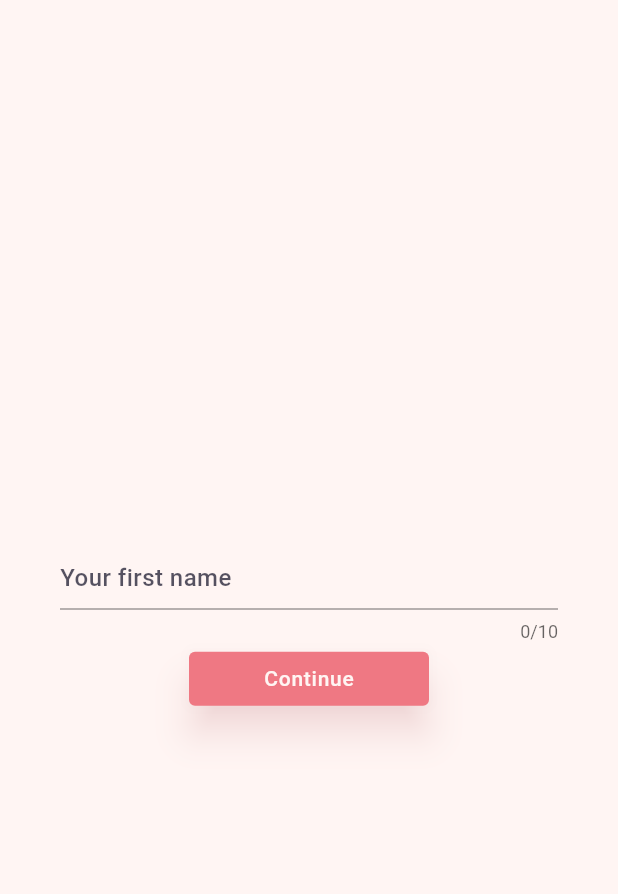
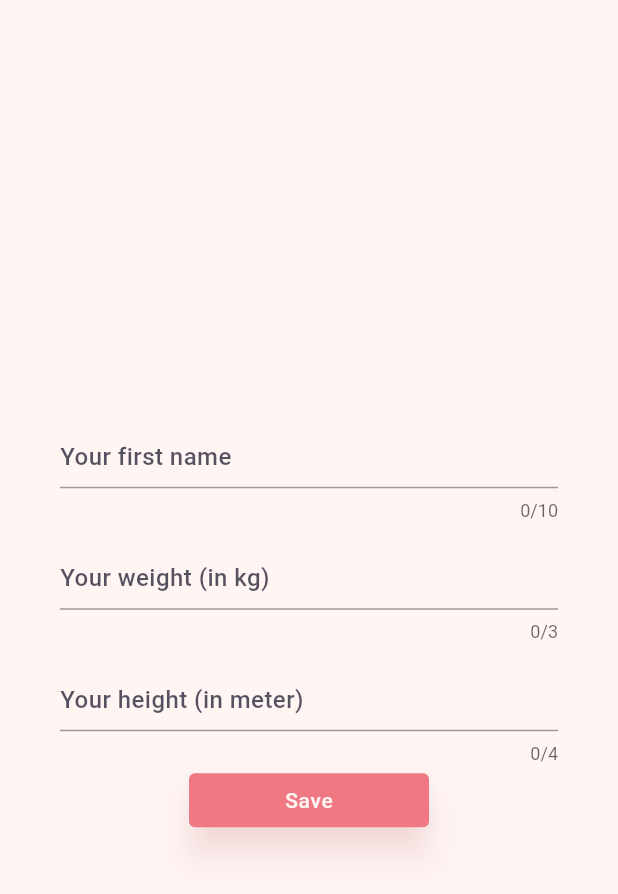
Before and after one commit to bibekkakati/petra-flutter, a Flutter app: the screen it shows after launch, on a phone screen of 412 x 824 dp. Shown: the top 894 px of the screen. Run offline on Flutter 3.47's test engine with Material 2 defaults, Android fonts, the light colour scheme and no system bars; our stand-ins replace flutter_local_notifications, flutter_secure_storage, sqflite, table_calendar, webview_flutter; missing offline and left inert: carousel_select_widget, dart:ffi; accounts and stored records are empty.

Commit message:
Profile Section Added

```diff
--- a/lib/screens/NameInputPage.dart
+++ /dev/null
@@ -1,78 +0,0 @@
-import 'package:flutter/material.dart';
-import 'package:petra/helpers/LocalStorage.dart';
-import 'package:petra/screens/HomePage.dart';
-import 'package:petra/widgets/Button.dart';
-import 'package:petra/widgets/MessageBar.dart';
-
-class NameInputPage extends StatefulWidget {
-  @override
-  _NameInputPageState createState() => _NameInputPageState();
-}
-
-class _NameInputPageState extends State<NameInputPage> {
-  String _title;
-
-  LocalStorage _localStorage = LocalStorage();
-
-  void _dismissKeyboard() {
-    FocusScope.of(context).requestFocus(FocusNode());
-  }
-
-  void _navigateToHomePage() {
-    Navigator.pushReplacement(
-        context, MaterialPageRoute(builder: (context) => Homepage()));
-  }
-
-  void _saveCycle() async {
-    if (this._title != null) {
-      this._title = this._title.trim();
-    }
-    if (this._title == null || this._title == "" || this._title == " ") {
-      showMessageBar(context, "Your first name is required.", error: true);
-    } else {
-      this._dismissKeyboard();
-      await this._localStorage.set("name", this._title);
-      this._navigateToHomePage();
-    }
-  }
-
-  void _onTitleChange(String value) {
-    if (value.length <= 20) {
-      this._title = value;
-    }
-  }
-
-  @override
-  Widget build(BuildContext context) {
-    return Scaffold(
-      backgroundColor: Theme.of(context).backgroundColor,
-      body: SafeArea(
-        child: Padding(
-          padding: const EdgeInsets.all(40.0),
-          child: Column(
-            mainAxisAlignment: MainAxisAlignment.center,
-            crossAxisAlignment: CrossAxisAlignment.center,
-            children: [
-              TextField(
-                keyboardType: TextInputType.text,
-                maxLength: 10,
-                maxLines: 1,
-                autofocus: false,
-                decoration: InputDecoration(
-                  labelText: 'Your first name',
-                  labelStyle: Theme.of(context).textTheme.bodyText1,
-                  alignLabelWithHint: true,
-                ),
-                onChanged: this._onTitleChange,
-              ),
-              PButton(
-                text: "Continue",
-                onPressed: this._saveCycle,
-              ),
-            ],
-          ),
-        ),
-      ),
-    );
-  }
-}
--- /dev/null
+++ b/lib/screens/ProfileInputPage.dart
@@ -0,0 +1,131 @@
+import 'dart:ffi';
+
+import 'package:flutter/material.dart';
+import 'package:flutter/services.dart';
+import 'package:petra/helpers/LocalStorage.dart';
+import 'package:petra/screens/HomePage.dart';
+import 'package:petra/widgets/Button.dart';
+import 'package:petra/widgets/MessageBar.dart';
+
+class ProfileInputPage extends StatefulWidget {
+  @override
+  _ProfileInputPageState createState() => _ProfileInputPageState();
+}
+
+class _ProfileInputPageState extends State<ProfileInputPage> {
+  String _title;
+  num _weight;
+  num _height;
+
+  LocalStorage _localStorage = LocalStorage();
+
+  void _dismissKeyboard() {
+    FocusScope.of(context).requestFocus(FocusNode());
+  }
+
+  void _navigateToHomePage() {
+    Navigator.pushReplacement(
+        context, MaterialPageRoute(builder: (context) => Homepage()));
+  }
+
+  void _saveCycle() async {
+    if (this._title != null) {
+      this._title = this._title.trim();
+    }
+    if (this._title == null || this._title == "" || this._title == " ") {
+      showMessageBar(context, "Your first name is required.", error: true);
+    } else if (this._weight == null ||
+        this._weight < 20 ||
+        this._weight > 200) {
+      showMessageBar(context, "Weight should be in range of 20 to 200 Kg.",
+          error: true);
+    } else if (this._height == null ||
+        this._height < 0.5 ||
+        this._height > 9.9) {
+      showMessageBar(context, "Height should be in range of 0.5 to 9.9 meter.",
+          error: true);
+    } else {
+      this._dismissKeyboard();
+      await this._localStorage.set("name", this._title);
+      await this._localStorage.set("weight", this._weight.toString());
+      await this._localStorage.set("height", this._height.toString());
+      this._navigateToHomePage();
+    }
+  }
+
+  void _onTitleChange(String value) {
+    if (value.length <= 20) {
+      this._title = value;
+    }
+  }
+
+  void _onWeightChange(String value) {
+    this._weight = num.tryParse(value);
+  }
+
+  void _onHeightChange(String value) {
+    this._height = num.tryParse(value);
+  }
+
+  @override
+  Widget build(BuildContext context) {
+    return Scaffold(
+      backgroundColor: Theme.of(context).backgroundColor,
+      body: SafeArea(
+        child: Center(
+          child: Container(
+            margin: const EdgeInsets.only(left: 40.0, right: 40.0),
+            height: 340,
+            child: Column(
+              mainAxisAlignment: MainAxisAlignment.center,
+              crossAxisAlignment: CrossAxisAlignment.center,
+              children: [
+                TextField(
+                  keyboardType: TextInputType.text,
+                  maxLength: 10,
+                  maxLines: 1,
+                  autofocus: false,
+                  decoration: InputDecoration(
+                    labelText: 'Your first name',
+                    labelStyle: Theme.of(context).textTheme.bodyText1,
+                    alignLabelWithHint: true,
+                  ),
+                  onChanged: this._onTitleChange,
+                ),
+                TextField(
+                  keyboardType: TextInputType.number,
+                  inputFormatters: [FilteringTextInputFormatter.digitsOnly],
+                  maxLength: 3,
+                  maxLines: 1,
+                  autofocus: false,
+                  decoration: InputDecoration(
+                    labelText: 'Your weight (in kg)',
+                    labelStyle: Theme.of(context).textTheme.bodyText1,
+                    alignLabelWithHint: true,
+                  ),
+                  onChanged: this._onWeightChange,
+                ),
+                TextField(
+                  keyboardType: TextInputType.number,
+                  maxLength: 4,
+                  maxLines: 1,
+                  autofocus: false,
+                  decoration: InputDecoration(
+                    labelText: 'Your height (in meter)',
+                    labelStyle: Theme.of(context).textTheme.bodyText1,
+                    alignLabelWithHint: true,
+                  ),
+                  onChanged: this._onHeightChange,
+                ),
+                PButton(
+                  text: "Save",
+                  onPressed: this._saveCycle,
+                ),
+              ],
+            ),
+          ),
+        ),
+      ),
+    );
+  }
+}
```
Also changed, not shown: lib/screens/HomePage.dart (+12 -2 lines), lib/screens/ProfilePage.dart (added, +111 -0 lines).
